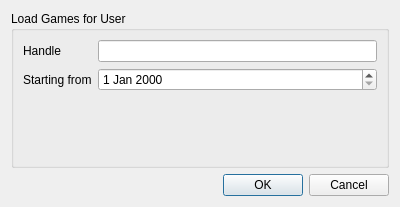
Above: src/dialogs/onlinebase.ui from Isarhamster/chessx before the change. Below: the same form after it.
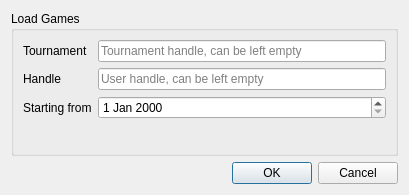
That is the form after the change.

Commit message: New feature: Allow loading tournaments from lichess

What changed in the file:
```diff
--- a/src/dialogs/onlinebase.ui
+++ b/src/dialogs/onlinebase.ui
@@ -6,8 +6,8 @@
    <rect>
     <x>0</x>
     <y>0</y>
-    <width>400</width>
-    <height>207</height>
+    <width>409</width>
+    <height>195</height>
    </rect>
   </property>
   <property name="windowTitle">
@@ -17,12 +17,12 @@
    <item>
     <widget class="QGroupBox" name="groupBox">
      <property name="title">
-      <string>Load Games for User</string>
+      <string>Load Games</string>
      </property>
      <layout class="QVBoxLayout" name="verticalLayout_2">
       <item>
        <layout class="QFormLayout" name="formLayout">
-        <item row="0" column="0">
+        <item row="1" column="0">
          <widget class="QLabel" name="lb_user_name">
           <property name="text">
            <string>Handle</string>
@@ -32,13 +32,17 @@
           </property>
          </widget>
         </item>
-        <item row="0" column="1">
-         <widget class="QLineEdit" name="userName"/>
-        </item>
         <item row="1" column="1">
+         <widget class="QLineEdit" name="userName">
+          <property name="placeholderText">
+           <string>User handle, can be left empty</string>
+          </property>
+         </widget>
+        </item>
+        <item row="2" column="1">
          <widget class="QDateEdit" name="startDate"/>
         </item>
-        <item row="1" column="0">
+        <item row="2" column="0">
          <widget class="QLabel" name="lb_StartDate">
           <property name="text">
            <string>Starting from</string>
@@ -48,6 +52,23 @@
           </property>
          </widget>
         </item>
+        <item row="0" column="0">
+         <widget class="QLabel" name="lb_Tournament">
+          <property name="text">
+           <string>Tournament</string>
+          </property>
+          <property name="buddy">
+           <cstring>tournament</cstring>
+          </property>
+         </widget>
+        </item>
+        <item row="0" column="1">
+         <widget class="QLineEdit" name="tournament">
+          <property name="placeholderText">
+           <string>Tournament handle, can be left empty</string>
+          </property>
+         </widget>
+        </item>
        </layout>
       </item>
      </layout>
```
The commit also changes 3 other files.
